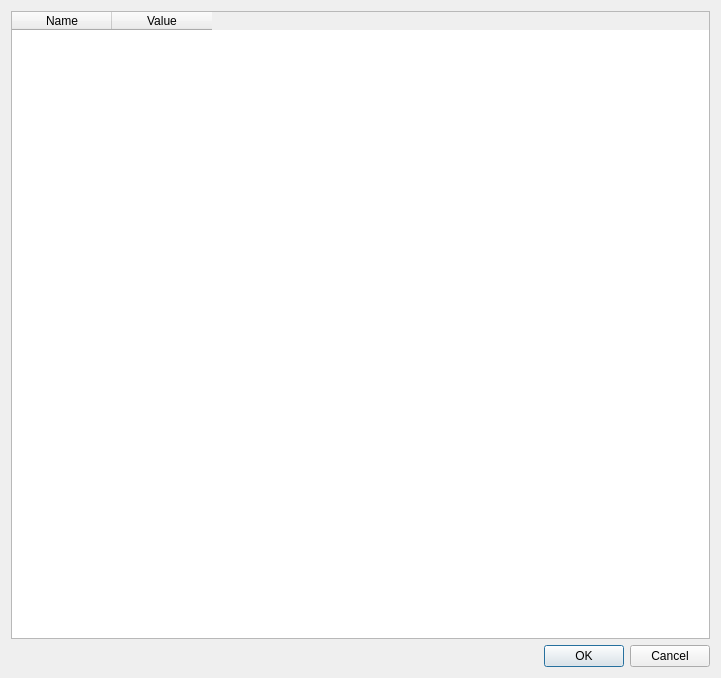
The window that UI/optionsdialog.ui (julianhoratschek/Cicadia) describes before a commit, drawn with Qt 5.
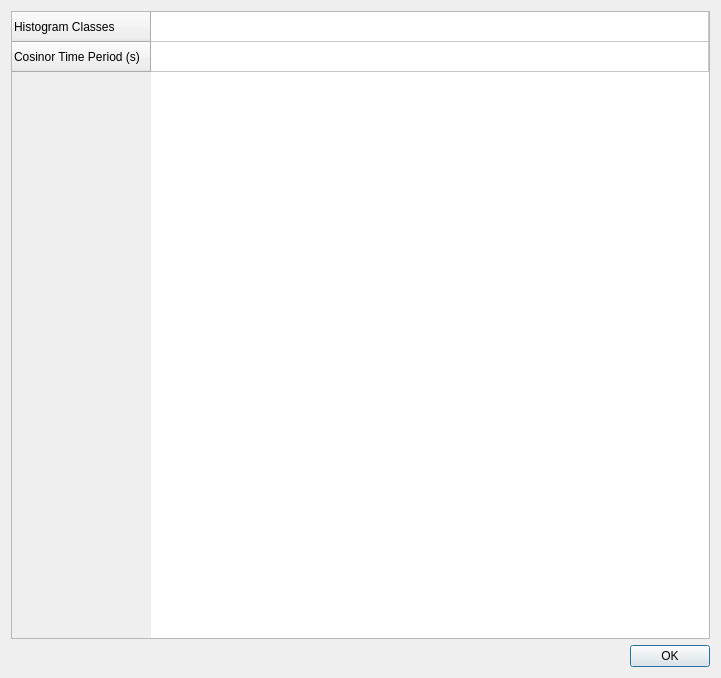
The same window after the commit.

Diff of the .ui file:
```diff
--- a/UI/optionsdialog.ui
+++ b/UI/optionsdialog.ui
@@ -16,16 +16,37 @@
   <layout class="QVBoxLayout" name="verticalLayout">
    <item>
     <widget class="QTableWidget" name="optionsTableWidget">
-     <column>
+     <attribute name="horizontalHeaderVisible">
+      <bool>false</bool>
+     </attribute>
+     <attribute name="horizontalHeaderStretchLastSection">
+      <bool>true</bool>
+     </attribute>
+     <row>
       <property name="text">
-       <string>Name</string>
+       <string>Histogram Classes</string>
       </property>
-     </column>
+     </row>
+     <row>
+      <property name="text">
+       <string>Cosinor Time Period (s)</string>
+      </property>
+     </row>
      <column>
       <property name="text">
        <string>Value</string>
       </property>
      </column>
+     <item row="0" column="0">
+      <property name="text">
+       <string/>
+      </property>
+     </item>
+     <item row="1" column="0">
+      <property name="text">
+       <string/>
+      </property>
+     </item>
     </widget>
    </item>
    <item>
@@ -34,7 +55,7 @@
       <enum>Qt::Horizontal</enum>
      </property>
      <property name="standardButtons">
-      <set>QDialogButtonBox::Cancel|QDialogButtonBox::Ok</set>
+      <set>QDialogButtonBox::Ok</set>
      </property>
     </widget>
    </item>
```
